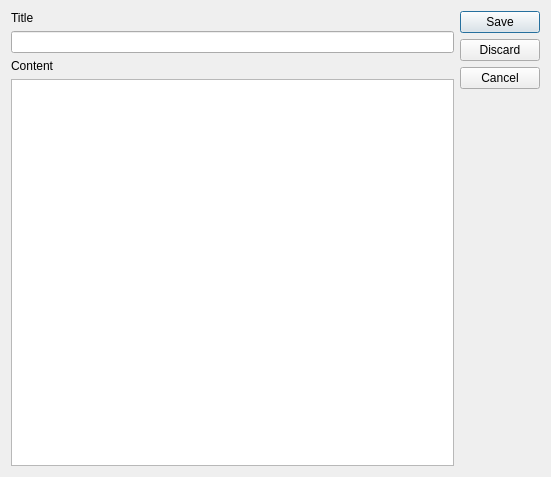
Before: the Qt Designer form documentdialog.ui in asp345/collabchat-client, drawn with Qt 5.
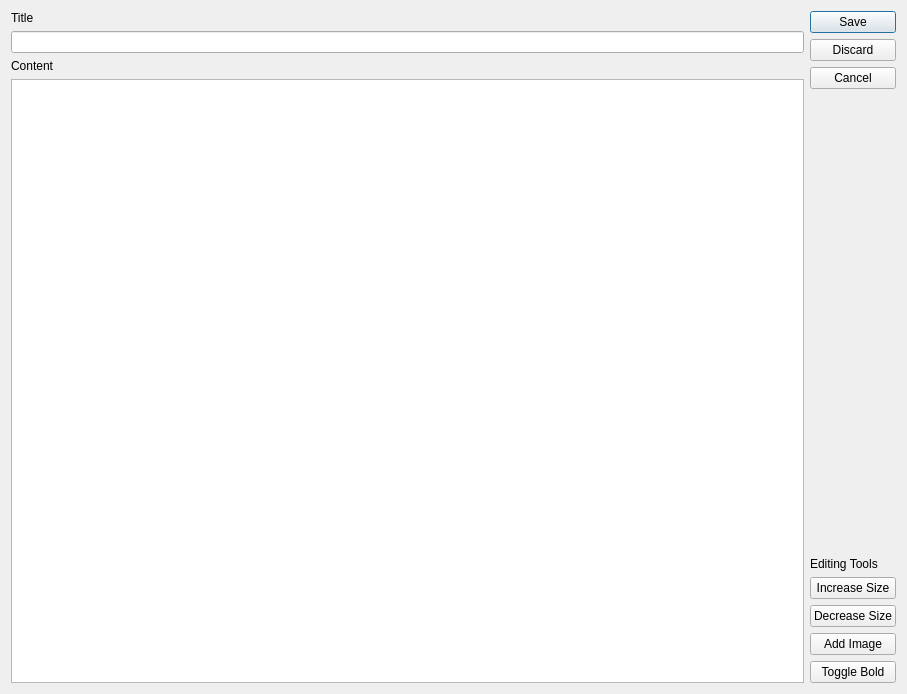
After: the same form once the commit is applied.

```diff
--- a/documentdialog.ui
+++ b/documentdialog.ui
@@ -6,8 +6,8 @@
    <rect>
     <x>0</x>
     <y>0</y>
-    <width>551</width>
-    <height>477</height>
+    <width>907</width>
+    <height>694</height>
    </rect>
   </property>
   <property name="windowTitle">
@@ -39,7 +39,15 @@
     </layout>
    </item>
    <item>
+    <layout class="QVBoxLayout" name="verticalLayout_2">
+     <item>
     <widget class="QDialogButtonBox" name="buttonBox">
+       <property name="sizePolicy">
+        <sizepolicy hsizetype="Preferred" vsizetype="Expanding">
+         <horstretch>0</horstretch>
+         <verstretch>0</verstretch>
+        </sizepolicy>
+       </property>
      <property name="orientation">
       <enum>Qt::Orientation::Vertical</enum>
      </property>
@@ -47,6 +55,43 @@
       <set>QDialogButtonBox::StandardButton::Cancel|QDialogButtonBox::StandardButton::Discard|QDialogButtonBox::StandardButton::Save</set>
      </property>
     </widget>
+     </item>
+     <item>
+      <widget class="QLabel" name="label_3">
+       <property name="text">
+        <string>Editing Tools</string>
+       </property>
+      </widget>
+     </item>
+     <item>
+      <widget class="QPushButton" name="increaseButton">
+       <property name="text">
+        <string>Increase Size</string>
+       </property>
+      </widget>
+     </item>
+     <item>
+      <widget class="QPushButton" name="decreaseButton">
+       <property name="text">
+        <string>Decrease Size</string>
+       </property>
+      </widget>
+     </item>
+     <item>
+      <widget class="QPushButton" name="addImageButton">
+       <property name="text">
+        <string>Add Image</string>
+       </property>
+      </widget>
+     </item>
+     <item>
+      <widget class="QPushButton" name="toggleBoldButton">
+       <property name="text">
+        <string>Toggle Bold</string>
+       </property>
+      </widget>
+     </item>
+    </layout>
    </item>
   </layout>
  </widget>
```
Left out of the diff: 2 changed lines with no effect on the pictures. Lines whose indentation alone changed are shown as unchanged.
